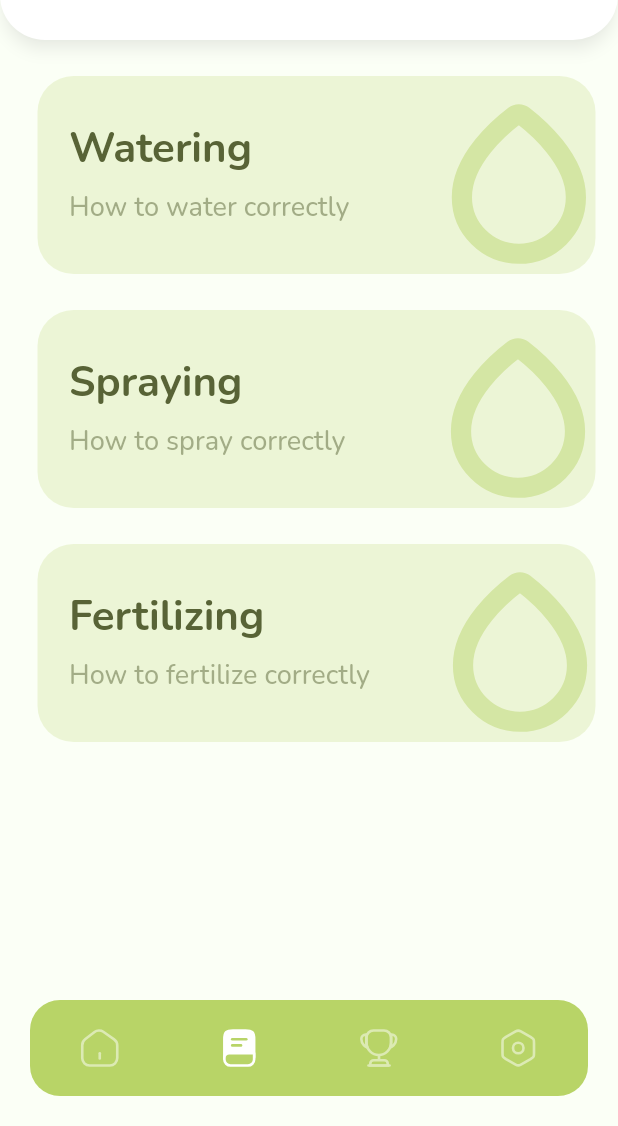
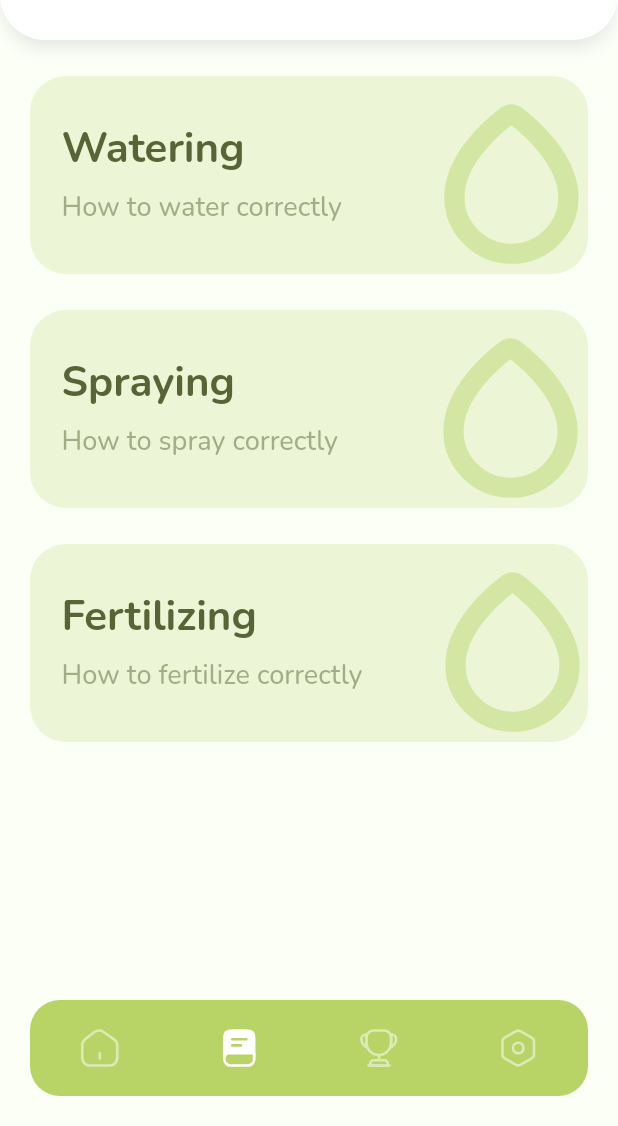
Before and after one commit to KaryFeever/Bonsai, a Flutter app: the screen it shows after launch, item 2 of the bottom bar chosen, on a phone screen of 412 x 824 dp, the part 110-1236 px from its top. Run offline on Flutter 3.47's test engine with Material 2 defaults, Android fonts, the phone set to English and light mode, and no system bars; our stand-ins replace auto_size_text, flutter_svg, get_it, get_it_mixin, google_fonts, image_cropper and 1 more; missing offline and left inert: proste_bezier_curve.

Commit message:
Fixes centering on the tips page

```diff
--- a/bonsai/lib/views/tips_page/tips_page.dart
+++ b/bonsai/lib/views/tips_page/tips_page.dart
@@ -48,7 +48,7 @@ class _TipsPageState extends State<TipsPage> {
               );
             },
             child: Container(
-                margin: EdgeInsets.only(top: 24, left: 25),
+                margin: EdgeInsets.only(top: 24, left: 20),
                 height: 132,
                 width: MediaQuery.of(context).size.width - 40,
                 decoration: BoxDecoration(
@@ -89,7 +89,7 @@ class _TipsPageState extends State<TipsPage> {
               );
             },
             child: Container(
-                margin: EdgeInsets.only(top: 24, left: 25),
+                margin: EdgeInsets.only(top: 24, left: 20),
                 height: 132,
                 width: MediaQuery.of(context).size.width - 40,
                 decoration: BoxDecoration(
@@ -130,7 +130,7 @@ class _TipsPageState extends State<TipsPage> {
               );
             },
             child: Container(
-                margin: EdgeInsets.only(top: 24, left: 25),
+                margin: EdgeInsets.only(top: 24, left: 20),
                 height: 132,
                 width: MediaQuery.of(context).size.width - 40,
                 decoration: BoxDecoration(
```
